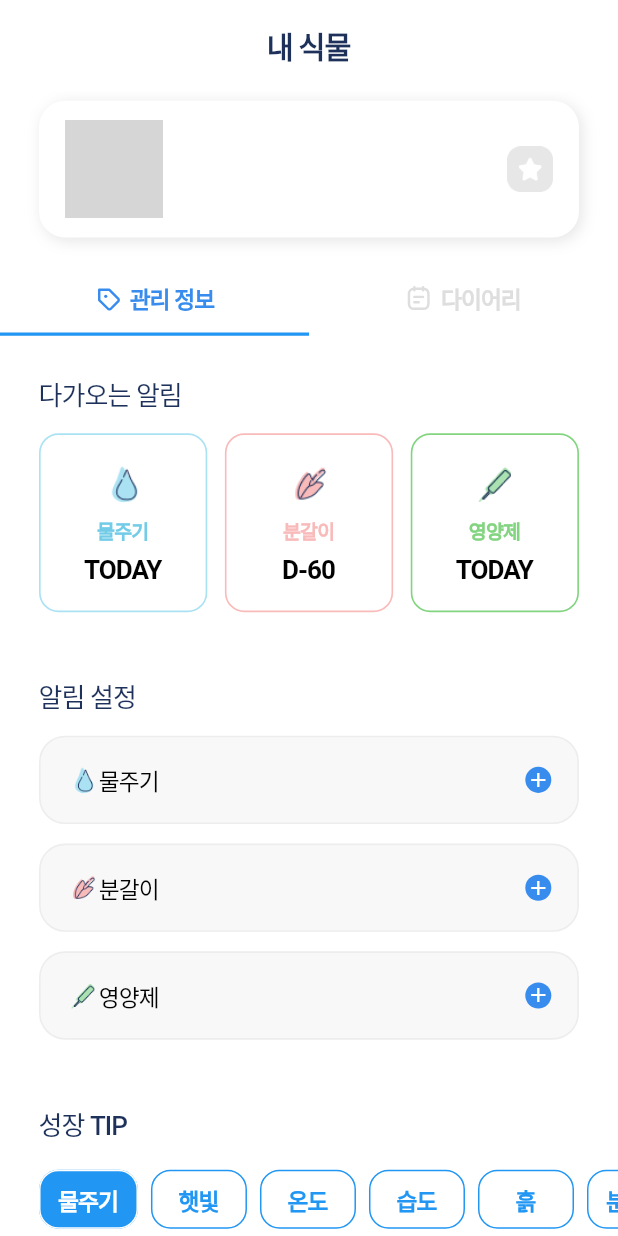
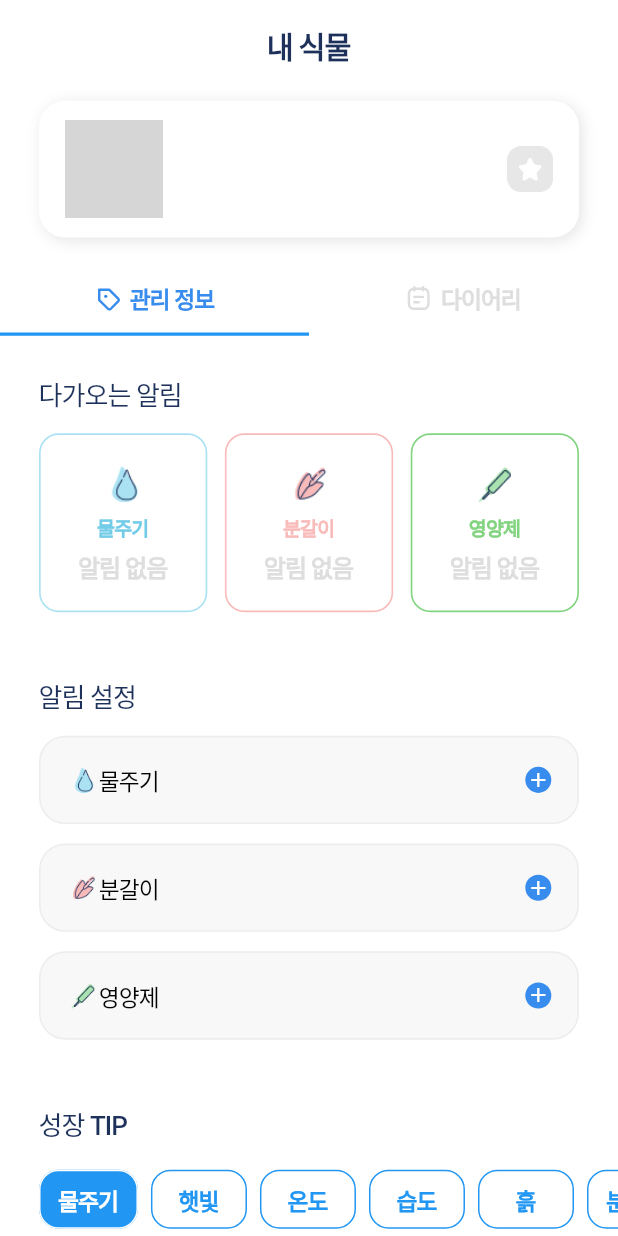
Before and after one commit to sungheeyoon/flutter-plant-plan, a Flutter app: the DetailScreen widget shown alone on an empty page, opened directly with empty values, on a phone screen of 412 x 824 dp. Run offline on Flutter 3.47's test engine with Material 2 defaults, Android fonts, the phone set to English and light mode, and no system bars; our stand-ins replace cached_network_image, calendar_date_picker2, cloud_firestore, firebase_auth, firebase_core, firebase_storage and 13 more; missing offline and left inert: korea_regexp; accounts and stored records are empty; network calls fail; Roboto replaces fonts that are missing (Pretendard); grey boxes are pictures that could not be loaded.

Commit message:
Finished DeatailScreen upcomming

```diff
--- a/lib/list/view/detail_info_tab.dart
+++ b/lib/list/view/detail_info_tab.dart
@@ -1,7 +1,11 @@
 import 'package:flutter/material.dart';
+import 'package:flutter_riverpod/flutter_riverpod.dart';
 import 'package:flutter_screenutil/flutter_screenutil.dart';
+import 'package:plant_plan/add/model/plant_information_model.dart';
 import 'package:plant_plan/add/provider/plant_information_provider.dart';
 import 'package:plant_plan/add/view/add_second_screen.dart';
+import 'package:plant_plan/common/model/user_info_model.dart';
+import 'package:plant_plan/list/provider/detail_provider.dart';
 import 'package:plant_plan/list/wideget/infoTipButton.dart';
 import 'package:plant_plan/utils/colors.dart';
 
@@ -86,13 +90,46 @@ class SettingAlarm extends StatelessWidget {
   }
 }
 
-class UpcomingAlarm extends StatelessWidget {
+class UpcomingAlarm extends ConsumerWidget {
   const UpcomingAlarm({
     super.key,
   });
 
   @override
-  Widget build(BuildContext context) {
+  Widget build(BuildContext context, WidgetRef ref) {
+    final UserInfoModel? userInfo = ref.watch(detailProvider);
+    String watering = "";
+    String repotting = "";
+    String nutrient = "";
+    List<Alarm> alarms = [];
+    if (userInfo != null) {
+      DateTime today = DateTime(
+        DateTime.now().year,
+        DateTime.now().month,
+        DateTime.now().day,
+      );
+      alarms = userInfo.info.alarms;
+      for (final alarm in alarms) {
+        DateTime alarmDay = DateTime(
+          alarm.startTime.year,
+          alarm.startTime.month,
+          alarm.startTime.day,
+        );
+        while (alarm.repeat > 0 && alarmDay.isBefore(today)) {
+          alarmDay = alarmDay.add(Duration(days: alarm.repeat));
+        }
+
+        int difference = today.difference(alarmDay).inDays.abs();
+        if (alarm.field == PlantField.watering) {
+          watering = difference == 0 ? 'TODAY' : 'D-$difference';
+        } else if (alarm.field == PlantField.repotting) {
+          repotting = difference == 0 ? 'TODAY' : 'D-$difference';
+        } else if (alarm.field == PlantField.nutrient) {
+          nutrient = difference == 0 ? 'TODAY' : 'D-$difference';
+        }
+      }
+    }
+
     return Column(
       crossAxisAlignment: CrossAxisAlignment.start,
       children: [
@@ -137,9 +174,10 @@ class UpcomingAlarm extends StatelessWidget {
                         ),
                   ),
                   Text(
-                    "TODAY",
+                    watering == "" ? '알림 없음' : watering,
                     style: Theme.of(context).textTheme.bodyLarge!.copyWith(
-                          color: grayBlack,
+                          color: watering == "" ? grayColor400 : grayBlack,
+                          fontSize: 16,
                         ),
                   ),
                 ],
@@ -172,9 +210,10 @@ class UpcomingAlarm extends StatelessWidget {
                         ),
                   ),
                   Text(
-                    "D-60",
+                    repotting == "" ? '알림 없음' : repotting,
                     style: Theme.of(context).textTheme.bodyLarge!.copyWith(
-                          color: grayBlack,
+                          color: repotting == "" ? grayColor400 : grayBlack,
+                          fontSize: 16,
                         ),
                   ),
                 ],
@@ -207,9 +246,10 @@ class UpcomingAlarm extends StatelessWidget {
                         ),
                   ),
                   Text(
-                    "TODAY",
+                    nutrient == "" ? '알림 없음' : nutrient,
                     style: Theme.of(context).textTheme.bodyLarge!.copyWith(
-                          color: grayBlack,
+                          color: nutrient == "" ? grayColor400 : grayBlack,
+                          fontSize: 16,
                         ),
                   ),
                 ],
--- a/lib/list/view/detail_screen.dart
+++ b/lib/list/view/detail_screen.dart
@@ -110,7 +110,7 @@ class _DetailScreenState extends ConsumerState<DetailScreen>
               ],
             ),
             SizedBox(
-              height: 800.h,
+              height: 820.h,
               child: TabBarView(
                 controller: _tabController,
                 children: const [
```
Also changed, not shown: lib/list/view/list_screen.dart (+16 -24 lines).
